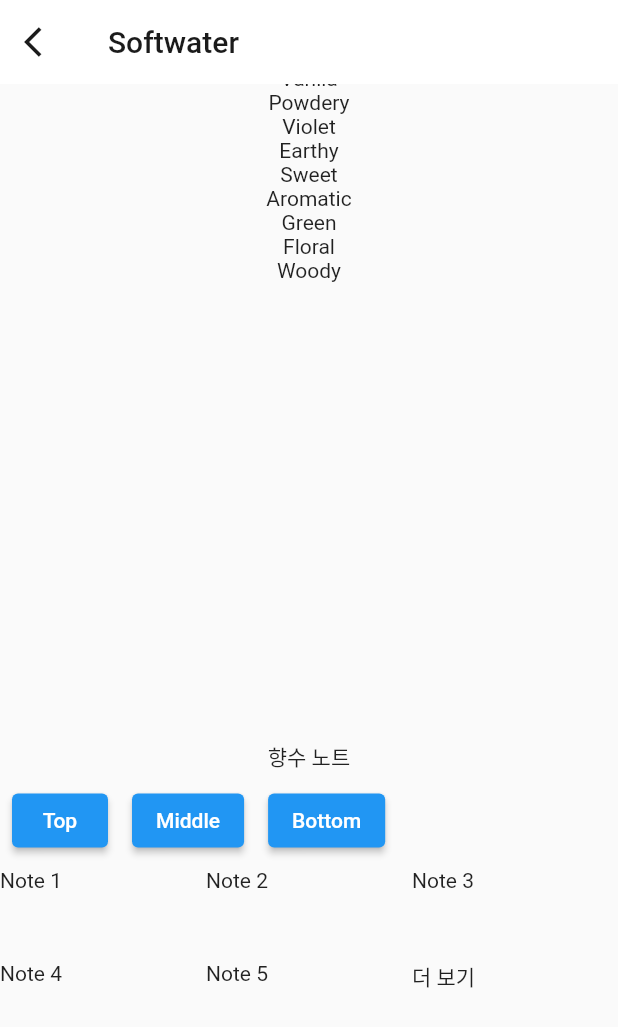
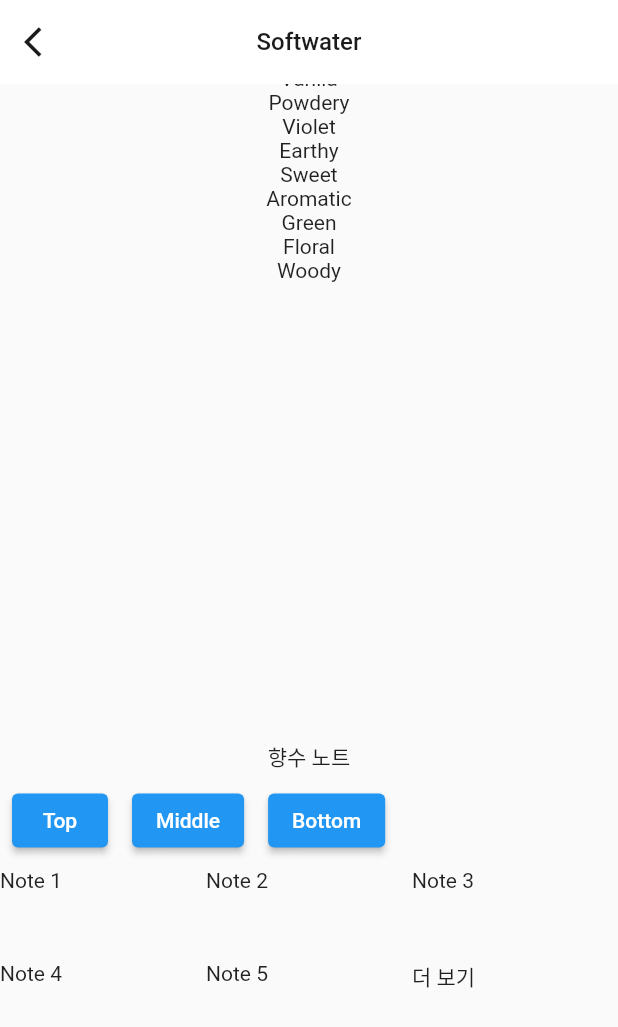
Before and after one commit to junhaesung/digging-flutter, a Flutter app: the PerfumeDetailView screen opened by its route, scrolled down 576 dp, on a phone screen of 412 x 824 dp. Shown: the top 1027 px of the screen. Run offline on Flutter 3.47's test engine with Material 2 defaults, Android fonts, the phone set to English and light mode, and no system bars; our stand-ins replace dots_indicator; network calls fail.

Commit message:
feat: 향수 목록, 향수 상세 페이지 제목 수정

```diff
--- a/lib/ui/perfume/PerfumeDetailView.dart
+++ b/lib/ui/perfume/PerfumeDetailView.dart
@@ -15,13 +15,14 @@ class PerfumeDetailView extends StatelessWidget {
         title: Text(
           perfume.name,
           style: TextStyle(
+            fontSize: 16,
             color: Color(0xff1b1b1b),
           ),
           overflow: TextOverflow.ellipsis,
         ),
+        centerTitle: true,
         elevation: 0.0,
         backgroundColor: Colors.white,
-        // foregroundColor: Color(0xff1b1b1b),
         leading: IconButton(
           onPressed: () {
             Navigator.pop(context);
@@ -32,7 +33,8 @@ class PerfumeDetailView extends StatelessWidget {
           ),
         ),
       ),
-      body: ListView(
+      body: SafeArea(
+        child: ListView(
           children: [
             // 향수 이미지
             Container(
@@ -162,6 +164,7 @@ class PerfumeDetailView extends StatelessWidget {
             ),
           ],
         ),
+      ),
     );
   }
 }
```
Lines whose indentation alone changed are shown as unchanged.
